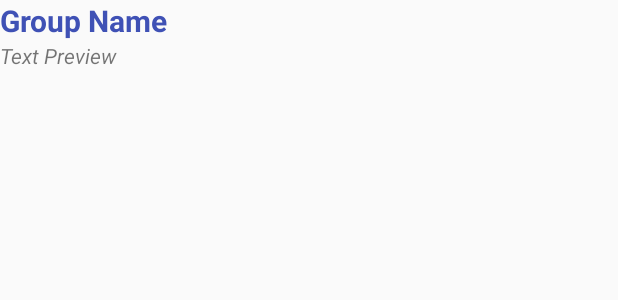
After one commit to CalebPaul/instant-message-android, an Android app: the layout message_list_item.xml on its own in the app's theme, with its tools: preview values and no code run, on a phone screen of 412 x 824 dp. The commit adds this screen. Shown: the top 300 px of the screen. Run offline under Robolectric (Android 15) with nearby library versions, the phone set to English and light mode, and no system bars.

Commit message:
Begins MessageListAdapter

```diff
--- /dev/null
+++ b/app/src/main/res/layout/message_list_item.xml
@@ -0,0 +1,25 @@
+<?xml version="1.0" encoding="utf-8"?>
+<LinearLayout xmlns:android="http://schemas.android.com/apk/res/android"
+    android:orientation="vertical" android:layout_width="match_parent"
+    android:layout_height="match_parent">
+
+    <TextView
+        android:layout_width="match_parent"
+        android:layout_height="wrap_content"
+        android:id="@+id/groupNameTextView"
+        android:textSize="20dp"
+        android:textStyle="bold"
+        android:text="Group Name"
+        android:textColor="@color/colorPrimary"/>
+
+    <TextView
+        android:layout_width="match_parent"
+        android:layout_height="wrap_content"
+        android:text="Text Preview"
+        android:id="@+id/previewTextView"
+        android:layout_below="@+id/groupNameTextView"
+        android:layout_alignParentLeft="true"
+        android:layout_alignParentStart="true"
+        android:textStyle="italic"/>
+
+</LinearLayout>
--- a/build.gradle
+++ b/build.gradle
@@ -7,6 +7,7 @@ buildscript {
     dependencies {
         classpath 'com.android.tools.build:gradle:2.1.0'
         classpath 'com.google.gms:google-services:3.0.0'
+        classpath 'com.neenbedankt.gradle.plugins:android-apt:1.8'
 
         // NOTE: Do not place your application dependencies here; they belong
         // in the individual module build.gradle files
```
Also changed, not shown: app/build.gradle (+7 -4 lines), app/src/main/java/epicodus/instantmessage/adapters/MessageListAdapter.java (added, +21 -0 lines), app/src/main/java/epicodus/instantmessage/models/Group.java (added, +37 -0 lines), app/src/main/java/epicodus/instantmessage/models/Message.java (added, +45 -0 lines), app/src/main/java/epicodus/instantmessage/models/User.java (added, +34 -0 lines), app/src/main/res/layout/activity_main.xml (+6 -16 lines).
